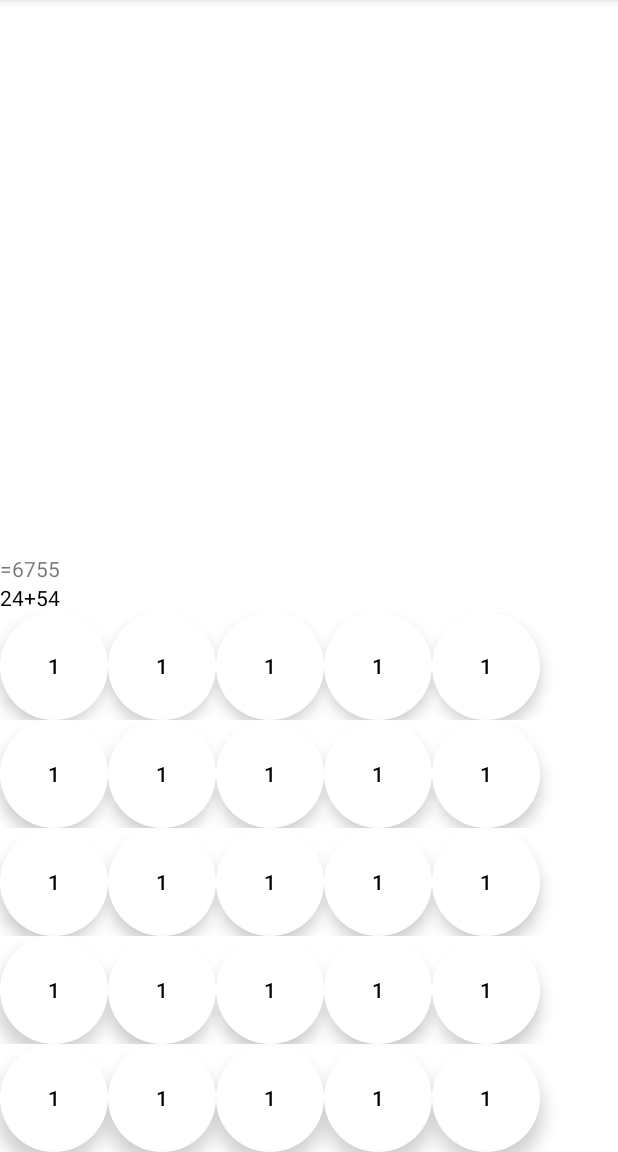
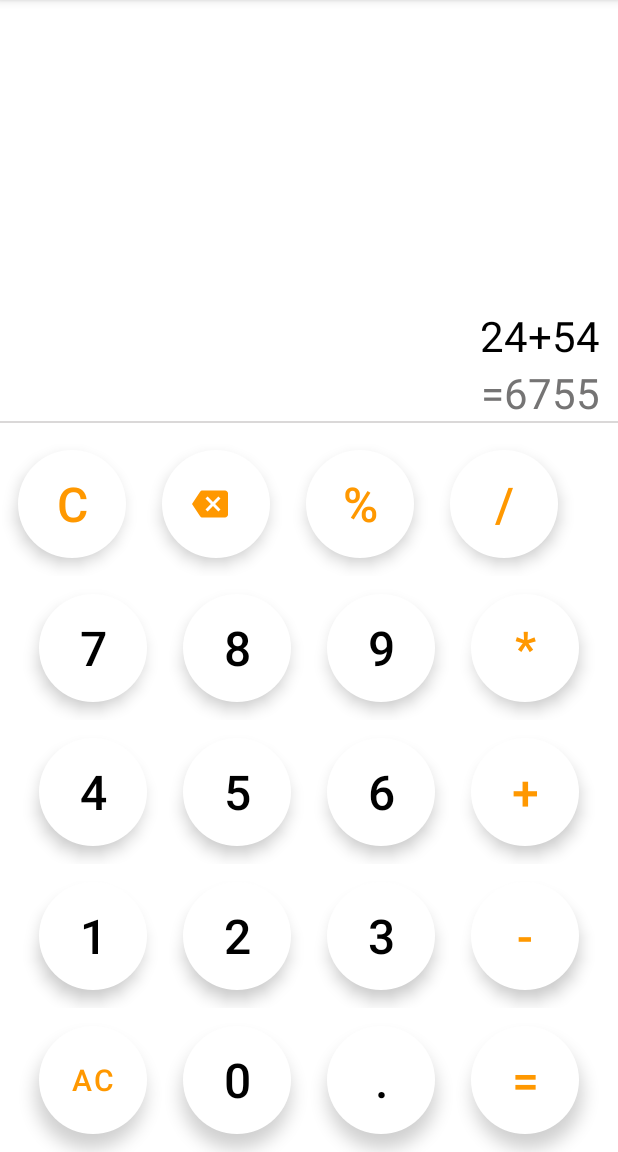
Before and after one commit to itsanmollll/Calculator, an Android app: the screen it shows after launch (MainActivity), on a phone screen of 412 x 824 dp, the part 84-1236 px from its top. Run offline under Robolectric (Android 15) with nearby library versions, the phone set to English and light mode, and no system bars.

Commit message:
Added and improved some Ui

```diff
--- /dev/null
+++ b/app/src/main/res/drawable/baseline_backspace_24.xml
@@ -0,0 +1,5 @@
+<vector android:autoMirrored="true" android:height="24dp"
+    android:tint="#000000" android:viewportHeight="24"
+    android:viewportWidth="24" android:width="24dp" xmlns:android="http://schemas.android.com/apk/res/android">
+    <path android:fillColor="@android:color/white" android:pathData="M22,3L7,3c-0.69,0 -1.23,0.35 -1.59,0.88L0,12l5.41,8.11c0.36,0.53 0.9,0.89 1.59,0.89h15c1.1,0 2,-0.9 2,-2L24,5c0,-1.1 -0.9,-2 -2,-2zM19,15.59L17.59,17 14,13.41 10.41,17 9,15.59 12.59,12 9,8.41 10.41,7 14,10.59 17.59,7 19,8.41 15.41,12 19,15.59z"/>
+</vector>
--- a/app/src/main/res/layout/activity_main.xml
+++ b/app/src/main/res/layout/activity_main.xml
@@ -9,7 +9,11 @@
     <TextView
         android:layout_width="match_parent"
         android:layout_height="wrap_content"
-        android:text="=6755"
+        android:textAlignment="viewEnd"
+        android:layout_marginEnd="12dp"
+        android:textSize="28dp"
+        android:text="24+54"
+        android:textColor="@color/black"
         app:layout_constraintBottom_toTopOf="@id/textView"
         app:layout_constraintEnd_toEndOf="parent"
         app:layout_constraintStart_toStartOf="parent"/>
@@ -18,11 +22,21 @@
         android:id="@+id/textView"
         android:layout_width="match_parent"
         android:layout_height="wrap_content"
-        android:text="24+54"
-        android:textColor="@color/black"
-        app:layout_constraintBottom_toTopOf="@id/linearLayout"
+        android:textAlignment="viewEnd"
+        android:layout_marginEnd="12dp"
+        android:textSize="28dp"
+        android:text="=6755"
+        android:textColor="#757474"
+        app:layout_constraintBottom_toTopOf="@+id/line"
         app:layout_constraintEnd_toEndOf="parent"
         app:layout_constraintStart_toStartOf="parent" />
+    <View
+        android:id="@id/line"
+        android:layout_width="match_parent"
+        android:layout_height="1dp"
+        android:background="@color/linecolor"
+        app:layout_constraintBottom_toTopOf="@id/linearLayout"
+        android:layout_marginBottom="6dp"/>
     <LinearLayout
         android:id="@+id/linearLayout"
         android:layout_width="match_parent"
@@ -38,35 +52,82 @@
             android:orientation="horizontal">
 
             <com.google.android.material.button.MaterialButton
-                style="@style/digitbutton"
+                style="@style/operatorbutton"
                 android:onClick="onDigitClick"
-                android:text="1"/>
+                android:text="C"/>
 
             <com.google.android.material.button.MaterialButton
                 style="@style/digitbutton"
                 android:onClick="onDigitClick"
-                android:text="1"/>
+                app:icon="@drawable/baseline_backspace_24"
+                app:iconTint="@color/btnBackground2"/>
+
+            <com.google.android.material.button.MaterialButton
+                style="@style/operatorbutton"
+                android:onClick="onDigitClick"
+                android:text="%"/>
+
+            <com.google.android.material.button.MaterialButton
+                style="@style/operatorbutton"
+                android:onClick="onDigitClick"
+                android:text="/"/>
+        </LinearLayout>
+        <LinearLayout
+            android:layout_width="match_parent"
+            android:layout_height="match_parent"
+            android:gravity="center"
+            android:orientation="horizontal">
 
             <com.google.android.material.button.MaterialButton
                 style="@style/digitbutton"
                 android:onClick="onDigitClick"
-                android:text="1"/>
+                android:text="7"/>
 
             <com.google.android.material.button.MaterialButton
                 style="@style/digitbutton"
                 android:onClick="onDigitClick"
-                android:text="1"/>
+                android:text="8"/>
 
             <com.google.android.material.button.MaterialButton
                 style="@style/digitbutton"
                 android:onClick="onDigitClick"
-                android:text="1"/>
+                android:text="9"/>
 
-
+            <com.google.android.material.button.MaterialButton
+                style="@style/operatorbutton"
+                android:onClick="onDigitClick"
+                android:text="*"/>
         </LinearLayout>
         <LinearLayout
             android:layout_width="match_parent"
             android:layout_height="match_parent"
+            android:gravity="center"
+            android:orientation="horizontal">
+
+            <com.google.android.material.button.MaterialButton
+                style="@style/digitbutton"
+                android:onClick="onDigitClick"
+                android:text="4"/>
+
+            <com.google.android.material.button.MaterialButton
+                style="@style/digitbutton"
+                android:onClick="onDigitClick"
+                android:text="5"/>
+
+            <com.google.android.material.button.MaterialButton
+                style="@style/digitbutton"
+                android:onClick="onDigitClick"
+                android:text="6"/>
+
+            <com.google.android.material.button.MaterialButton
+                style="@style/operatorbutton"
+                android:onClick="onDigitClick"
+                android:text="+"/>
+        </LinearLayout>
+        <LinearLayout
+            android:layout_width="match_parent"
+            android:layout_height="match_parent"
+            android:gravity="center"
             android:orientation="horizontal">
 
             <com.google.android.material.button.MaterialButton
@@ -77,118 +138,44 @@
             <com.google.android.material.button.MaterialButton
                 style="@style/digitbutton"
                 android:onClick="onDigitClick"
-                android:text="1"/>
+                android:text="2"/>
 
             <com.google.android.material.button.MaterialButton
                 style="@style/digitbutton"
                 android:onClick="onDigitClick"
-                android:text="1"/>
+                android:text="3"/>
+
+            <com.google.android.material.button.MaterialButton
+                style="@style/operatorbutton"
+                android:onClick="onDigitClick"
+                android:text="-"/>
+        </LinearLayout>
+        <LinearLayout
+            android:layout_width="match_parent"
+            android:layout_height="match_parent"
+            android:gravity="center"
+            android:orientation="horizontal">
+
+            <com.google.android.material.button.MaterialButton
+                style="@style/operatorbutton"
+                android:onClick="onDigitClick"
+                android:textSize="20dp"
+                android:text="AC"/>
 
             <com.google.android.material.button.MaterialButton
                 style="@style/digitbutton"
                 android:onClick="onDigitClick"
-                android:text="1"/>
+                android:text="0"/>
 
             <com.google.android.material.button.MaterialButton
                 style="@style/digitbutton"
                 android:onClick="onDigitClick"
-                android:text="1"/>
-
-
-        </LinearLayout>
-        <LinearLayout
-            android:layout_width="match_parent"
-            android:layout_height="match_parent"
-            android:orientation="horizontal">
+                android:text="."/>
 
             <com.google.android.material.button.MaterialButton
-                style="@style/digitbutton"
+                style="@style/operatorbutton"
                 android:onClick="onDigitClick"
-                android:text="1"/>
-
-            <com.google.android.material.button.MaterialButton
-                style="@style/digitbutton"
-                android:onClick="onDigitClick"
-                android:text="1"/>
-
-            <com.google.android.material.button.MaterialButton
-                style="@style/digitbutton"
-                android:onClick="onDigitClick"
-                android:text="1"/>
-
-            <com.google.android.material.button.MaterialButton
-                style="@style/digitbutton"
-                android:onClick="onDigitClick"
-                android:text="1"/>
-
-            <com.google.android.material.button.MaterialButton
-                style="@style/digitbutton"
-                android:onClick="onDigitClick"
-                android:text="1"/>
-
-
-        </LinearLayout>
-        <LinearLayout
-            android:layout_width="match_parent"
-            android:layout_height="match_parent"
-            android:orientation="horizontal">
-
-            <com.google.android.material.button.MaterialButton
-                style="@style/digitbutton"
-                android:onClick="onDigitClick"
-                android:text="1"/>
-
-            <com.google.android.material.button.MaterialButton
-                style="@style/digitbutton"
-                android:onClick="onDigitClick"
-                android:text="1"/>
-
-            <com.google.android.material.button.MaterialButton
-                style="@style/digitbutton"
-                android:onClick="onDigitClick"
-                android:text="1"/>
-
-            <com.google.android.material.button.MaterialButton
-                style="@style/digitbutton"
-                android:onClick="onDigitClick"
-                android:text="1"/>
-
-            <com.google.android.material.button.MaterialButton
-                style="@style/digitbutton"
-                android:onClick="onDigitClick"
-                android:text="1"/>
-
-
-        </LinearLayout>
-        <LinearLayout
-            android:layout_width="match_parent"
-            android:layout_height="match_parent"
-            android:orientation="horizontal">
-
-            <com.google.android.material.button.MaterialButton
-                style="@style/digitbutton"
-                android:onClick="onDigitClick"
-                android:text="1"/>
-
-            <com.google.android.material.button.MaterialButton
-                style="@style/digitbutton"
-                android:onClick="onDigitClick"
-                android:text="1"/>
-
-            <com.google.android.material.button.MaterialButton
-                style="@style/digitbutton"
-                android:onClick="onDigitClick"
-                android:text="1"/>
-
-            <com.google.android.material.button.MaterialButton
-                style="@style/digitbutton"
-                android:onClick="onDigitClick"
-                android:text="1"/>
-
-            <com.google.android.material.button.MaterialButton
-                style="@style/digitbutton"
-                android:onClick="onDigitClick"
-                android:text="1"/>
+                android:text="="/>
 
 
         </LinearLayout>
--- a/app/src/main/res/values/themes.xml
+++ b/app/src/main/res/values/themes.xml
@@ -29,5 +29,7 @@
         <item name="android:layout_height">72dp</item>
         <item name="cornerRadius">36dp</item>
         <item name="backgroundTint">@color/white</item>
+        <item name="android:textSize">32dp</item>
+        <item name="android:layout_margin">12dp</item>
     </style>
 </resources>
```
